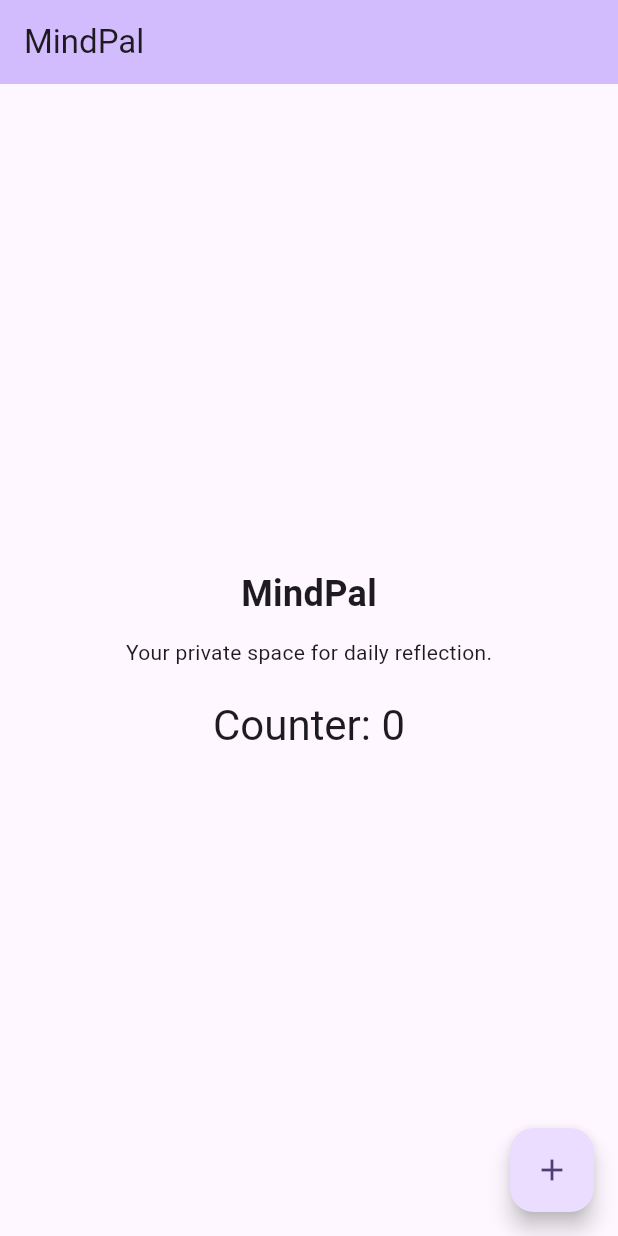
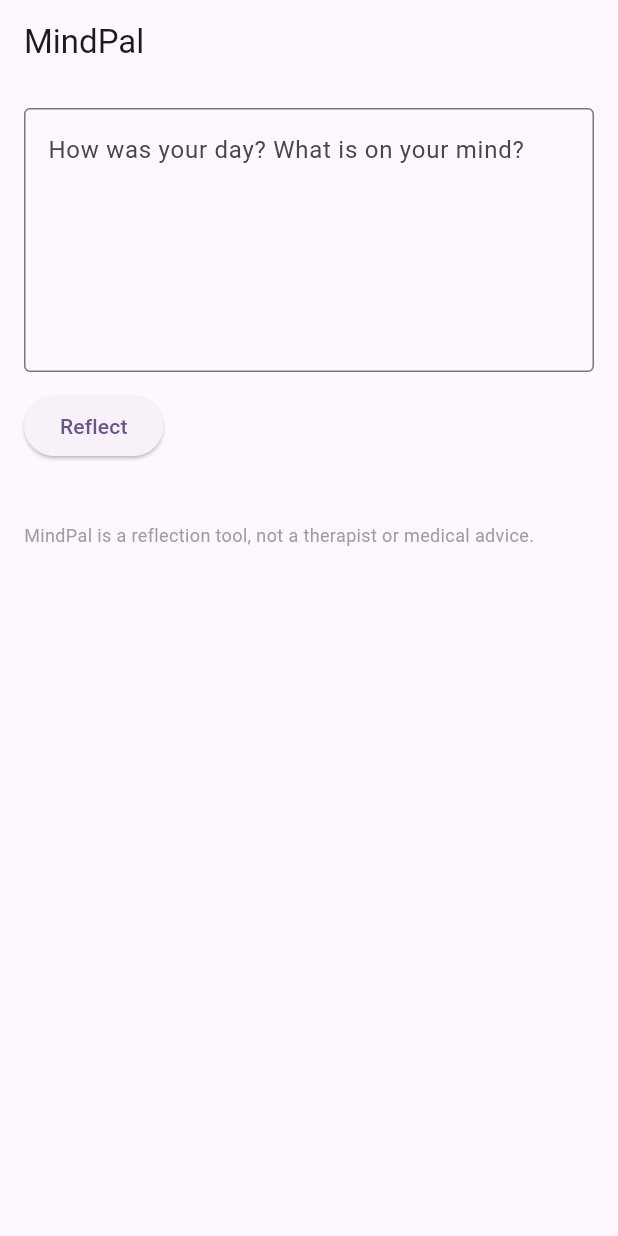
Before and after one commit to SyedaNaqvi512/mindpal, a Flutter app: the screen it shows after launch, on a phone screen of 412 x 824 dp. Run offline on Flutter 3.47's test engine with Material 3 defaults, Android fonts, the phone set to English and light mode, and no system bars; our stand-ins replace flutter_secure_storage, sqflite_sqlcipher; missing offline and left inert: flutter_gemma, flutter_gemma_mediapipe; accounts and stored records are empty.

Commit message:
Save current work before migration

```diff
--- a/lib/main.dart
+++ b/lib/main.dart
@@ -1,77 +1,38 @@
 import 'package:flutter/material.dart';
+import 'package:flutter_gemma/flutter_gemma.dart';
+import 'package:flutter_gemma_mediapipe/flutter_gemma_mediapipe.dart';
 
-void main() {
-  runApp(const MyApp());
+import 'screens/journal_screen.dart';
+
+Future<void> main() async {
+  WidgetsFlutterBinding.ensureInitialized();
+
+  const token = String.fromEnvironment('HUGGINGFACE_TOKEN');
+
+  await FlutterGemma.initialize(
+    inferenceEngines: const [
+      MediaPipeEngine(),
+    ],
+    huggingFaceToken: token.isNotEmpty ? token : null,
+  );
+
+  runApp(const MindPalApp());
 }
 
-class MyApp extends StatelessWidget {
-  const MyApp({super.key});
+class MindPalApp extends StatelessWidget {
+  const MindPalApp({super.key});
 
   @override
   Widget build(BuildContext context) {
     return MaterialApp(
       title: 'MindPal',
       theme: ThemeData(
-        colorScheme: .fromSeed(seedColor: Colors.deepPurple),
+        colorScheme: ColorScheme.fromSeed(
+          seedColor: Colors.deepPurple,
+        ),
+        useMaterial3: true,
       ),
-      home: const MyHomePage(title: 'MindPal'),
+      home: const JournalScreen(),
     );
   }
 }
-
-class MyHomePage extends StatefulWidget {
-  const MyHomePage({super.key, required this.title});
-
-  final String title;
-
-  @override
-  State<MyHomePage> createState() => _MyHomePageState();
-}
-
-class _MyHomePageState extends State<MyHomePage> {
-  int _counter = 0;
-
-  void _incrementCounter() {
-    setState(() {
-      _counter++;
-    });
-  }
-
-  @override
-  Widget build(BuildContext context) {
-    return Scaffold(
-      appBar: AppBar(
-        backgroundColor: Theme.of(context).colorScheme.inversePrimary,
-        title: Text(widget.title),
-      ),
-      body: Center(
-        child: Column(
-          mainAxisAlignment: .center,
-          children: [
-            const Text(
-              'MindPal',
-              style: TextStyle(
-                fontSize: 24,
-                fontWeight: FontWeight.bold,
-              ),
-            ),
-            const SizedBox(height: 12),
-            const Text(
-              'Your private space for daily reflection.',
-            ),
-            const SizedBox(height: 20),
-            Text(
-              'Counter: $_counter',
-              style: Theme.of(context).textTheme.headlineMedium,
-            ),
-          ],
-        ),
-      ),
-      floatingActionButton: FloatingActionButton(
-        onPressed: _incrementCounter,
-        tooltip: 'Increment',
-        child: const Icon(Icons.add),
-      ),
-    );
-  }
-}
--- /dev/null
+++ b/lib/screens/journal_screen.dart
@@ -0,0 +1,115 @@
+import 'package:flutter/material.dart';
+import '../services/reflection_service.dart';
+
+class JournalScreen extends StatefulWidget {
+  const JournalScreen({super.key});
+
+  @override
+  State<JournalScreen> createState() => _JournalScreenState();
+}
+
+class _JournalScreenState extends State<JournalScreen> {
+  final _controller = TextEditingController();
+  final _ai = ReflectionService();
+  String? _result;
+  bool _crisis = false;
+  bool _loading = false;
+
+  Future<void> _reflect() async {
+    final text = _controller.text.trim();
+    if (text.isEmpty) return;
+
+    if (ReflectionService.looksLikeCrisis(text)) {
+      setState(() {
+        _crisis = true;
+        _result = null;
+      });
+      return;
+    }
+
+    setState(() {
+      _crisis = false;
+      _loading = true;
+      _result = null;
+    });
+
+    try {
+      final reply = await _ai.reflect(text);
+      if (!mounted) return;
+      setState(() => _result = reply);
+    } catch (e) {
+      if (!mounted) return;
+      setState(() => _result = 'Something went wrong: $e');
+    } finally {
+      if (mounted) setState(() => _loading = false);
+    }
+  }
+
+  @override
+  void dispose() {
+    _controller.dispose();
+    super.dispose();
+  }
+
+  @override
+  Widget build(BuildContext context) {
+    return Scaffold(
+      appBar: AppBar(title: const Text('MindPal')),
+      body: SingleChildScrollView(
+        padding: const EdgeInsets.all(16),
+        child: Column(
+          crossAxisAlignment: CrossAxisAlignment.start,
+          children: [
+            TextField(
+              controller: _controller,
+              maxLines: 6,
+              decoration: const InputDecoration(
+                hintText: 'How was your day? What is on your mind?',
+                border: OutlineInputBorder(),
+              ),
+            ),
+            const SizedBox(height: 12),
+            ElevatedButton(
+              onPressed: _loading ? null : _reflect,
+              child: const Text('Reflect'),
+            ),
+            const SizedBox(height: 16),
+            if (_loading) ...[
+              const LinearProgressIndicator(),
+              const SizedBox(height: 8),
+              const Text(
+                'Thinking... the first reply can take up to a minute.',
+              ),
+            ],
+            if (_crisis)
+              Card(
+                color: Colors.red.shade50,
+                child: const Padding(
+                  padding: EdgeInsets.all(16),
+                  child: Text(
+                    'It sounds like you are going through something very painful. '
+                    'You deserve support from a real person. Please contact your '
+                    'local emergency number or a mental health service, or reach out to '
+                    'someone you trust right now.\n\n'
+                    'Punjab Institute of Mental Health, Lahore: +92 42 99203776',
+                  ),
+                ),
+              ),
+            if (_result != null)
+              Card(
+                child: Padding(
+                  padding: const EdgeInsets.all(16),
+                  child: SelectableText(_result!),
+                ),
+              ),
+            const SizedBox(height: 24),
+            const Text(
+              'MindPal is a reflection tool, not a therapist or medical advice.',
+              style: TextStyle(fontSize: 12, color: Colors.grey),
+            ),
+          ],
+        ),
+      ),
+    );
+  }
+}
--- /dev/null
+++ b/lib/services/reflection_service.dart
@@ -0,0 +1,58 @@
+import 'package:flutter_gemma/flutter_gemma.dart';
+
+class ReflectionService {
+  static const modelPath =
+      '/data/data/com.example.mindpal/files/gemma3-1b-it-int4.task';
+
+    static const _crisisWords = [
+    'suicide', 'suicidal', 'kill myself', 'end my life', 'want to die',
+    'hurt myself', 'self-harm', 'self harm', 'no reason to live',
+    "don't want to live", 'dont want to live', 'better off dead',
+    'end it all', 'take my own life',
+  ];
+
+  InferenceModel? _model;
+
+  /// Checked BEFORE the AI runs, so safety never depends on the model.
+  static bool looksLikeCrisis(String text) {
+    final t = text.toLowerCase();
+    return _crisisWords.any(t.contains);
+  }
+
+  Future<void> init() async {
+    if (_model != null) return;
+    await FlutterGemma.installModel(
+      modelType: ModelType.gemmaIt,
+      fileType: ModelFileType.task,
+    ).fromFile(modelPath).install();
+    _model = await FlutterGemma.getActiveModel(maxTokens: 1024);
+  }
+
+    String _buildPrompt(String entry) => '''
+You are a kind CBT reflection helper. You are not a therapist.
+Reply in exactly 3 lines, with no bold or markdown.
+The gentle question must challenge the thought by asking for evidence or another explanation. Do not ask about feelings.
+
+Example entry: I made one mistake in my presentation, so everyone thinks I am stupid.
+Thinking pattern: Mind reading
+Why: You are assuming what others think without evidence.
+Gentle question: What evidence do you have that everyone thinks this, and what else could their reaction mean?
+
+Now do the same for this entry:
+$entry
+''';
+
+  Future<String> reflect(String entry) async {
+    await init();
+    final session = await _model!.createSession();
+    try {
+      await session.addQueryChunk(
+        Message.text(text: _buildPrompt(entry), isUser: true),
+      );
+            final reply = await session.getResponse();
+      return reply.replaceAll('**', '').replaceAll('*', '').trim();
+    } finally {
+      await session.close();
+    }
+  }
+}
--- a/pubspec.yaml
+++ b/pubspec.yaml
@@ -36,8 +36,10 @@ dependencies:
   cupertino_icons: ^1.0.8
   sqflite_sqlcipher: ^3.4.1
   flutter_secure_storage: ^11.2.0
-  flutter_gemma: ^1.11.3
+  flutter_gemma: ^1.11.4
   flutter_gemma_mediapipe: ^1.0.8
+  path_provider: ^2.1.6
+  file_picker: ^13.1.0
 
 dev_dependencies:
   flutter_test:
```
Also changed, not shown: lib/screens/ai_test_screen.dart (added, +75 -0 lines), lib/services/ai_test_service.dart (added, +97 -0 lines), pubspec.lock, 5 other files.
